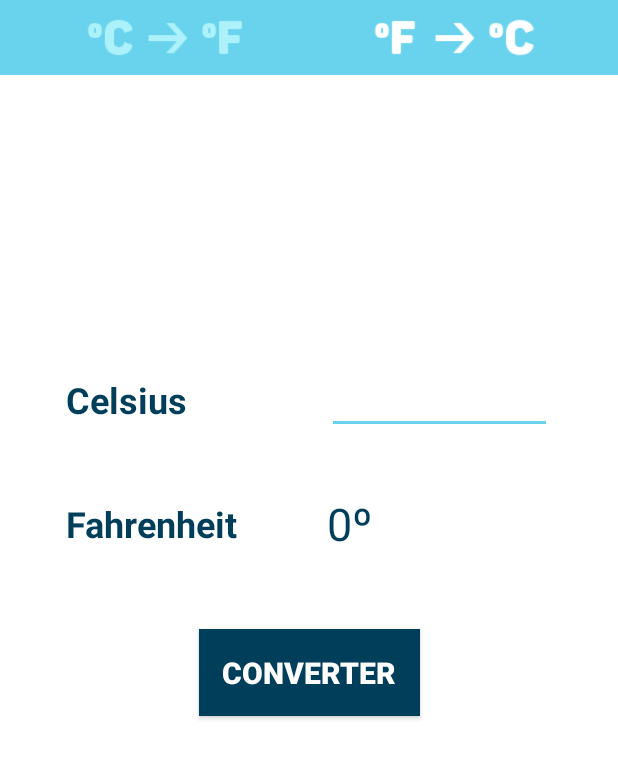
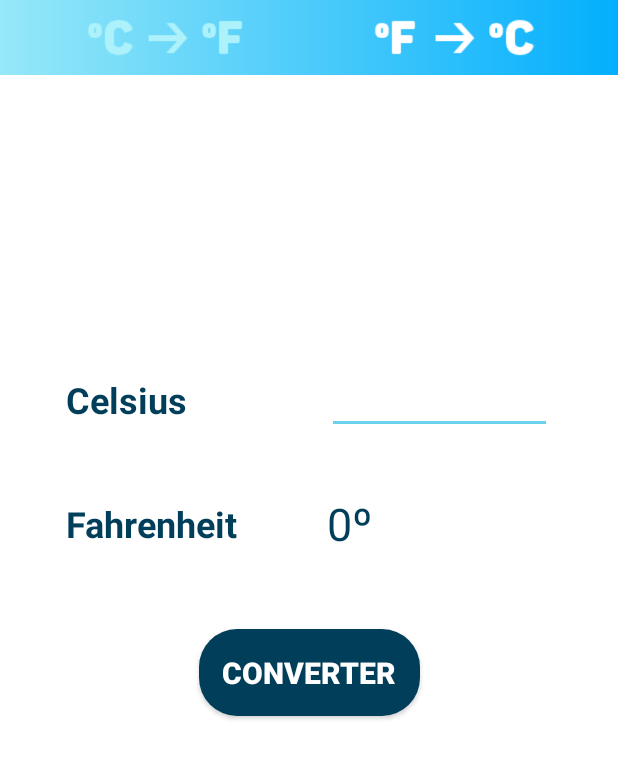
Before and after one commit to AlanGustav0/AndroidStudio, an Android app: the screen it shows after launch (MainActivity), after a tap on an icon or button, on a phone screen of 412 x 824 dp. Shown: the top 759 px of the screen. Run offline under Robolectric (Android 15) with nearby library versions, the phone set to English and light mode, and no system bars.

Commit message:
Update view background color and corner button Convert

```diff
--- a/ConversorTemperatura/app/src/main/java/com/alangustavo/conversortemperatura/MainActivity.kt
+++ b/ConversorTemperatura/app/src/main/java/com/alangustavo/conversortemperatura/MainActivity.kt
@@ -4,7 +4,6 @@ import androidx.appcompat.app.AppCompatActivity
 import android.os.Bundle
 import android.view.View
 import android.widget.Toast
-import androidx.core.content.ContextCompat
 import androidx.lifecycle.Observer
 import androidx.lifecycle.ViewModelProvider
 import kotlinx.android.synthetic.main.activity_main.*
@@ -19,9 +18,6 @@ class MainActivity : AppCompatActivity(), View.OnClickListener {
         setContentView(R.layout.activity_main)
 
         mViewModel = ViewModelProvider(this).get(MainViewModel::class.java)
-
-        //Default cor da imagem
-        image_celsius.setColorFilter(ContextCompat.getColor(this, R.color.snow))
 
         setListeners()
 
@@ -109,7 +105,10 @@ class MainActivity : AppCompatActivity(), View.OnClickListener {
         })
 
         mViewModel.view.observe(this, Observer {
-            view_header.setBackgroundColor(it)
+            view_header.setBackground(it)
         })
+
     }
+
+
 }
--- a/ConversorTemperatura/app/src/main/java/com/alangustavo/conversortemperatura/MainViewModel.kt
+++ b/ConversorTemperatura/app/src/main/java/com/alangustavo/conversortemperatura/MainViewModel.kt
@@ -1,10 +1,10 @@
 package com.alangustavo.conversortemperatura
 
 import android.app.Application
+import android.graphics.drawable.Drawable
 import androidx.core.content.ContextCompat
 import androidx.lifecycle.AndroidViewModel
 import androidx.lifecycle.MutableLiveData
-
 
 class MainViewModel(application: Application) : AndroidViewModel(application) {
 
@@ -39,14 +39,16 @@ class MainViewModel(application: Application) : AndroidViewModel(application) {
     private var mImageFahrenheit = MutableLiveData<Int>()
     var imageFahrenheit = mImageFahrenheit
 
-    private var mView = MutableLiveData<Int>()
+    private var mView = MutableLiveData<Drawable>()
     var view = mView
+
+
 
 
     init {
         temperature.value = "0º"
         button.value = "Converter"
-        view.value = ContextCompat.getColor(mMain, R.color.colorAccent)
+        view.value = ContextCompat.getDrawable(mMain, R.drawable.shape_background)
     }
 
     //Método responsável por fazer os cálculos de conversão
@@ -85,14 +87,14 @@ class MainViewModel(application: Application) : AndroidViewModel(application) {
         if (mTemperature == 1) {
             temperature.value = "0º"
             button.value = "Converter"
-            view.value = ContextCompat.getColor(mMain, R.color.colorAccent)
+            view.value = ContextCompat.getDrawable(mMain, R.drawable.shape_background)
             imageCelsius.value = ContextCompat.getColor(mMain, R.color.snow)
             imageFahrenheit.value = ContextCompat.getColor(mMain, R.color.white)
             valueColor = 0
         } else {
             temperature.value = "0º"
             button.value = "Converter"
-            view.value = ContextCompat.getColor(mMain, R.color.colorAccent)
+            view.value = ContextCompat.getDrawable(mMain, R.drawable.shape_background)
             imageCelsius.value = ContextCompat.getColor(mMain, R.color.white)
             imageFahrenheit.value = ContextCompat.getColor(mMain, R.color.snow)
             valueColor = 0
@@ -126,34 +128,52 @@ class MainViewModel(application: Application) : AndroidViewModel(application) {
 
     fun chooseColor(valueColor: Int) {
         if (valueColor <= 15 && mTemperature == 1) {
-            view.value = ContextCompat.getColor(mMain, R.color.colorAccent)
+
+            view.value = ContextCompat.getDrawable(mMain, R.drawable.shape_background)
             imageCelsius.value = ContextCompat.getColor(mMain, R.color.snow)
             imageFahrenheit.value = ContextCompat.getColor(mMain, R.color.white)
 
         } else if (valueColor >= 16 && valueColor <= 25 && mTemperature == 1) {
-            view.value = ContextCompat.getColor(mMain, R.color.warm)
+
+            view.value = ContextCompat.getDrawable(mMain, R.drawable.shape_background_orange)
             imageCelsius.value = ContextCompat.getColor(mMain, R.color.warmLight)
             imageFahrenheit.value = ContextCompat.getColor(mMain, R.color.white)
 
         } else if (valueColor > 25 && mTemperature == 1) {
+
             imageCelsius.value = ContextCompat.getColor(mMain, R.color.hotLight)
-            view.value = ContextCompat.getColor(mMain, R.color.hot)
+            view.value = ContextCompat.getDrawable(mMain, R.drawable.shape_background_red)
             imageFahrenheit.value = ContextCompat.getColor(mMain, R.color.white)
 
         } else if (valueColor <= 15 && mTemperature == 2) {
-            view.value = ContextCompat.getColor(mMain, R.color.colorAccent)
+
+            view.value = ContextCompat.getDrawable(mMain, R.drawable.shape_background)
             imageCelsius.value = ContextCompat.getColor(mMain, R.color.white)
             imageFahrenheit.value = ContextCompat.getColor(mMain, R.color.snow)
 
         } else if (valueColor >= 16 && valueColor <= 25 && mTemperature == 2) {
-            view.value = ContextCompat.getColor(mMain, R.color.warm)
+
+            view.value = ContextCompat.getDrawable(mMain, R.drawable.shape_background_orange)
             imageCelsius.value = ContextCompat.getColor(mMain, R.color.white)
             imageFahrenheit.value = ContextCompat.getColor(mMain, R.color.warmLight)
 
         } else if (valueColor > 25 && mTemperature == 2) {
+
             imageCelsius.value = ContextCompat.getColor(mMain, R.color.white)
-            view.value = ContextCompat.getColor(mMain, R.color.hot)
+            view.value = ContextCompat.getDrawable(mMain, R.drawable.shape_background_red)
             imageFahrenheit.value = ContextCompat.getColor(mMain, R.color.hotLight)
         }
     }
+
+    /*
+    fun fade(view: View){
+        val animation = AlphaAnimation(0f,1f)
+        animation.duration = 2000L
+        animation.repeatMode = Animation.REVERSE
+        animation.repeatCount = 0
+        view.startAnimation(animation)
+
+    }
+
+     */
 }
--- /dev/null
+++ b/ConversorTemperatura/app/src/main/res/drawable/shape_background.xml
@@ -0,0 +1,9 @@
+<?xml version="1.0" encoding="utf-8"?>
+<shape xmlns:android="http://schemas.android.com/apk/res/android"
+    android:shape="rectangle">
+    <gradient
+        android:angle="180"
+        android:endColor="#96E8F8"
+        android:startColor="#03AFFD"
+        android:type="linear" />
+</shape>
--- /dev/null
+++ b/ConversorTemperatura/app/src/main/res/drawable/shape_background_orange.xml
@@ -0,0 +1,9 @@
+<?xml version="1.0" encoding="utf-8"?>
+<shape xmlns:android="http://schemas.android.com/apk/res/android"
+    android:shape="rectangle">
+    <gradient
+        android:angle="180"
+        android:endColor="#FA9E80"
+        android:startColor="#FF5722"
+        android:type="linear" />
+</shape>
--- /dev/null
+++ b/ConversorTemperatura/app/src/main/res/drawable/shape_background_red.xml
@@ -0,0 +1,9 @@
+<?xml version="1.0" encoding="utf-8"?>
+<shape xmlns:android="http://schemas.android.com/apk/res/android"
+    android:shape="rectangle">
+    <gradient
+        android:angle="180"
+        android:endColor="#FF6B60"
+        android:startColor="#C81306"
+        android:type="linear" />
+</shape>
--- /dev/null
+++ b/ConversorTemperatura/app/src/main/res/drawable/shape_button.xml
@@ -0,0 +1,8 @@
+<?xml version="1.0" encoding="utf-8"?>
+<shape xmlns:android="http://schemas.android.com/apk/res/android"
+    android:shape="rectangle">
+
+    <solid android:color="@color/colorPrimaryDark"/>
+    <corners android:radius="25dp"/>
+
+</shape>
--- a/ConversorTemperatura/app/src/main/res/layout/activity_main.xml
+++ b/ConversorTemperatura/app/src/main/res/layout/activity_main.xml
@@ -20,11 +20,11 @@
         android:id="@+id/view_header"
         android:layout_width="0dp"
         android:layout_height="50dp"
-        android:background="@color/colorAccent"
         app:layout_constraintHorizontal_chainStyle="spread"
         app:layout_constraintLeft_toLeftOf="parent"
         app:layout_constraintRight_toRightOf="parent"
-        app:layout_constraintTop_toTopOf="parent" />
+        app:layout_constraintTop_toTopOf="parent"
+        style="@style/Gradient" />
 
 
     <ImageView
@@ -109,7 +109,7 @@
         android:layout_width="wrap_content"
         android:layout_height="wrap_content"
         android:layout_marginTop="50dp"
-        android:background="@color/colorPrimaryDark"
+        android:background="@drawable/shape_button"
         android:padding="15dp"
         android:text="@string/converter"
         android:textColor="#fff"
--- a/ConversorTemperatura/app/src/main/res/values/colors.xml
+++ b/ConversorTemperatura/app/src/main/res/values/colors.xml
@@ -8,6 +8,6 @@
     <color name="warm">#F67124</color>
     <color name="warmLight">#F48E52</color>
     <color name="hot">#C6392F</color>
-    <color name="hotLight">#DA665E</color>
+    <color name="hotLight">#8E1D14</color>
     <color name="initial">#2196F3</color>
 </resources>
--- a/ConversorTemperatura/app/src/main/res/values/styles.xml
+++ b/ConversorTemperatura/app/src/main/res/values/styles.xml
@@ -8,4 +8,11 @@
         <item name="colorAccent">@color/colorAccent</item>
     </style>
 
+    <style name="Gradient">
+        <!-- Customize your theme here. -->
+        <item name="android:background">@drawable/shape_background</item>
+    </style>
+
+
+
 </resources>
--- a/ConversorTemperatura/build.gradle
+++ b/ConversorTemperatura/build.gradle
@@ -8,7 +8,7 @@ buildscript {
 
     }
     dependencies {
-        classpath 'com.android.tools.build:gradle:3.6.3'
+        classpath 'com.android.tools.build:gradle:4.0.0'
         classpath "org.jetbrains.kotlin:kotlin-gradle-plugin:$kotlin_version"
 
         // NOTE: Do not place your application dependencies here; they belong
```
Also changed, not shown: ConversorTemperatura/gradle/wrapper/gradle-wrapper.properties.
